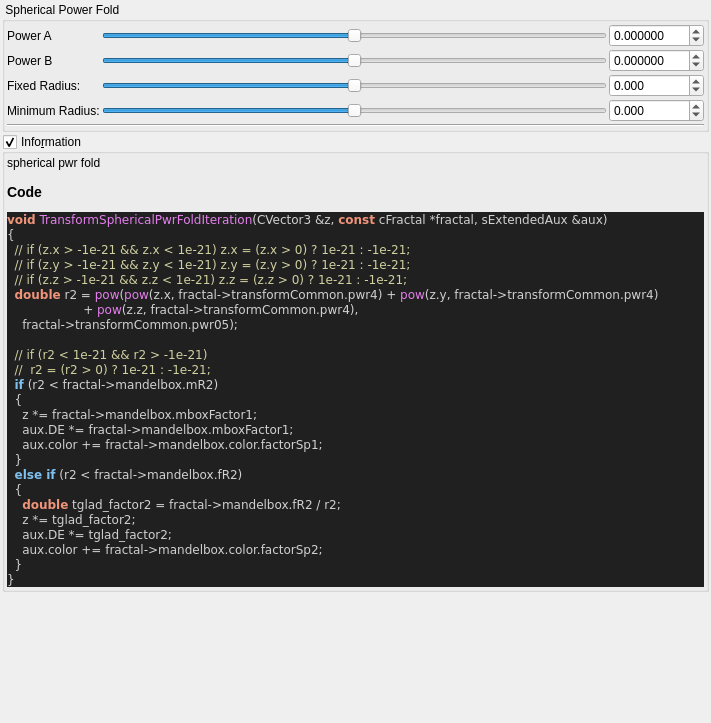
buddhi1980/mandelbulber2, file mandelbulber2/qt_data/fractal_transf_spherical_pwr_fold.ui: the form before one commit.
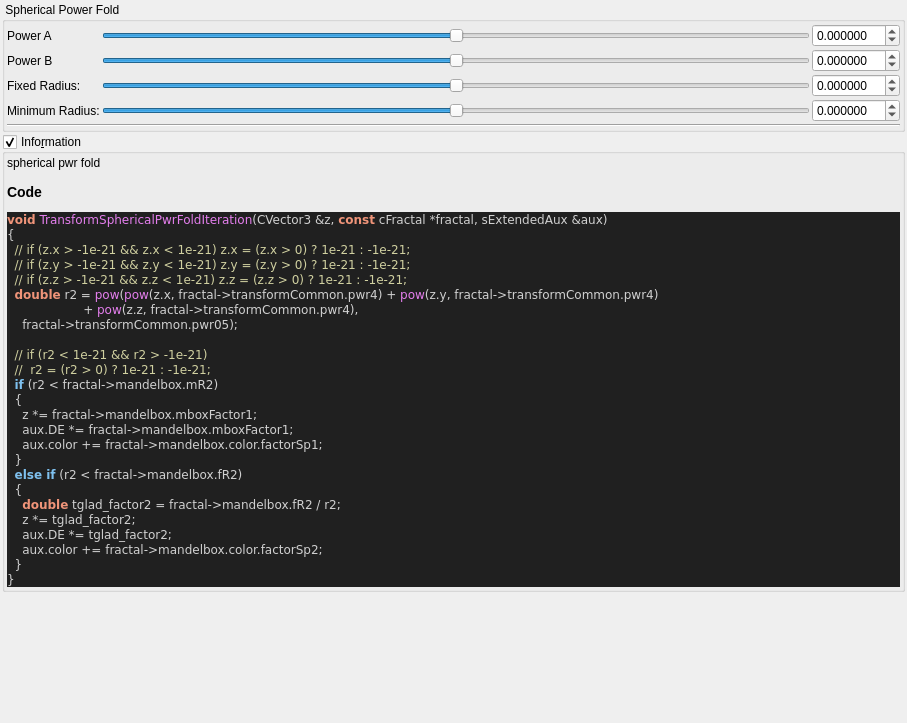
The form after the commit. Custom widgets are drawn as their Qt base class.

What changed in the file:
```diff
--- a/mandelbulber2/qt_data/fractal_transf_spherical_pwr_fold.ui
+++ b/mandelbulber2/qt_data/fractal_transf_spherical_pwr_fold.ui
@@ -6,7 +6,7 @@
    <rect>
     <x>0</x>
     <y>0</y>
-    <width>711</width>
+    <width>907</width>
     <height>723</height>
    </rect>
   </property>
@@ -73,13 +73,13 @@
            <string/>
           </property>
           <property name="decimals">
-           <number>3</number>
+           <number>6</number>
           </property>
           <property name="minimum">
-           <double>-360000.000000000000000</double>
+           <double>-99.989999999999995</double>
           </property>
           <property name="maximum">
-           <double>360000.000000000000000</double>
+           <double>99.989999999999995</double>
           </property>
           <property name="singleStep">
            <double>0.100000000000000</double>
@@ -101,13 +101,13 @@
            <string/>
           </property>
           <property name="decimals">
-           <number>3</number>
+           <number>6</number>
           </property>
           <property name="minimum">
-           <double>-36000.000000000000000</double>
+           <double>-99.989999999999995</double>
           </property>
           <property name="maximum">
-           <double>36000.000000000000000</double>
+           <double>99.989999999999995</double>
           </property>
           <property name="singleStep">
            <double>0.100000000000000</double>
@@ -130,10 +130,10 @@
            </sizepolicy>
           </property>
           <property name="minimum">
-           <number>-18000</number>
+           <number>-5000000</number>
           </property>
           <property name="maximum">
-           <number>18000</number>
+           <number>5000000</number>
           </property>
           <property name="value">
            <number>0</number>
@@ -162,10 +162,10 @@
            </sizepolicy>
           </property>
           <property name="minimum">
-           <number>-18000</number>
+           <number>-5000000</number>
           </property>
           <property name="maximum">
-           <number>18000</number>
+           <number>5000000</number>
           </property>
           <property name="value">
            <number>0</number>
```
